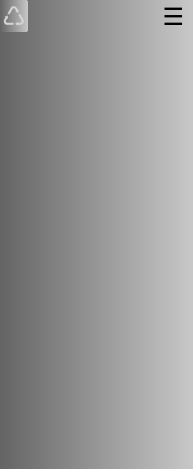
Before: the Qt Designer form examples/qt/mainwindow.ui in meganz/MEGAchat, drawn with Qt 5.
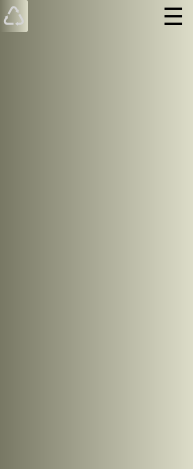
After: the same form once the commit is applied.

The edit to the form file:
```diff
--- a/examples/qt/mainwindow.ui
+++ b/examples/qt/mainwindow.ui
@@ -54,7 +54,7 @@
        <bool>false</bool>
       </property>
       <property name="styleSheet">
-       <string notr="true">background-color:qlineargradient(spread:pad, x1:0, y1:0, x2:1, y2:0, stop:0 rgba(100,100,100,255), stop:1 rgba(200,200,200,255));
+       <string notr="true">background-color:qlineargradient(spread:pad, x1:0, y1:0, x2:1, y2:0, stop:0 rgba(120,120,100,255), stop:1 rgba(220,220,200,255));
 </string>
       </property>
       <layout class="QHBoxLayout" name="horizontalLayout_6" stretch="0,1,0">
@@ -235,7 +235,7 @@
       <property name="styleSheet">
        <string notr="true">QListWidget
 {
-background-color:qlineargradient(spread:pad, x1:0, y1:0, x2:1, y2:0, stop:0 rgba(100,100,100,255), stop:1 rgba(200,200,200,255));
+background-color:qlineargradient(spread:pad, x1:0, y1:0, x2:1, y2:0, stop:0 rgba(120,120,100,255), stop:1 rgba(220,220,200,255));
 border-radius: 10px;
 }
 </string>
```
Left out of the diff: 4 changed lines with no effect on the pictures.
